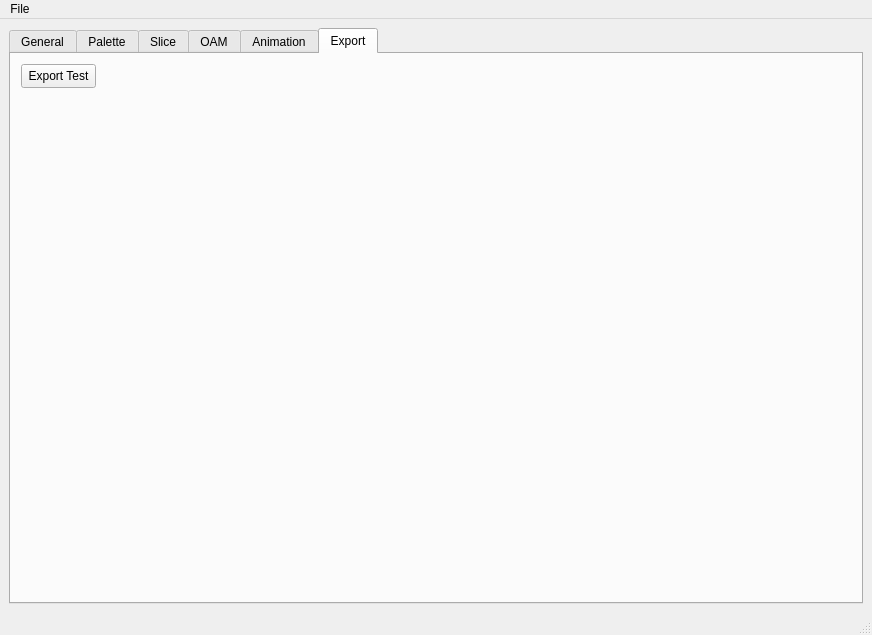
Qt form FamiAnimator/mainwindow.ui (evgenykzz2/FamiTool) before a commit.
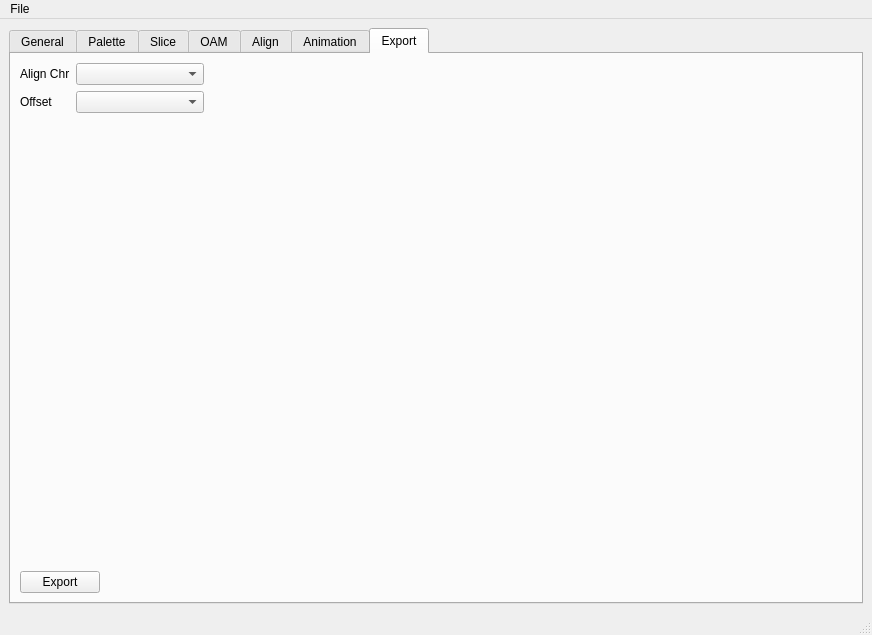
The same form after that commit. The open tabs and pages were chosen to show the change. Icons and pictures are not drawn.

Patch:
```diff
--- a/FamiAnimator/mainwindow.ui
+++ b/FamiAnimator/mainwindow.ui
@@ -1091,6 +1091,84 @@
         </item>
        </layout>
       </widget>
+      <widget class="QWidget" name="tab_align">
+       <attribute name="title">
+        <string>Align</string>
+       </attribute>
+       <layout class="QHBoxLayout" name="horizontalLayout_18" stretch="3,1">
+        <item>
+         <widget class="QScrollArea" name="scrollArea_Align">
+          <property name="widgetResizable">
+           <bool>true</bool>
+          </property>
+          <widget class="QWidget" name="scrollAreaWidgetContents_5">
+           <property name="geometry">
+            <rect>
+             <x>0</x>
+             <y>0</y>
+             <width>616</width>
+             <height>525</height>
+            </rect>
+           </property>
+          </widget>
+         </widget>
+        </item>
+        <item>
+         <layout class="QVBoxLayout" name="verticalLayout_6">
+          <item>
+           <widget class="QComboBox" name="comboBox_align_slice"/>
+          </item>
+          <item>
+           <widget class="Line" name="line_15">
+            <property name="orientation">
+             <enum>Qt::Horizontal</enum>
+            </property>
+           </widget>
+          </item>
+          <item>
+           <layout class="QGridLayout" name="gridLayout_3">
+            <property name="topMargin">
+             <number>0</number>
+            </property>
+            <item row="0" column="0">
+             <widget class="QLabel" name="label_16">
+              <property name="text">
+               <string>DX:</string>
+              </property>
+             </widget>
+            </item>
+            <item row="0" column="1">
+             <widget class="QLineEdit" name="edit_align_dx"/>
+            </item>
+            <item row="1" column="0">
+             <widget class="QLabel" name="label_24">
+              <property name="text">
+               <string>DY:</string>
+              </property>
+             </widget>
+            </item>
+            <item row="1" column="1">
+             <widget class="QLineEdit" name="edit_align_dy"/>
+            </item>
+           </layout>
+          </item>
+          <item>
+           <spacer name="verticalSpacer_6">
+            <property name="orientation">
+             <enum>Qt::Vertical</enum>
+            </property>
+            <property name="sizeHint" stdset="0">
+             <size>
+              <width>20</width>
+              <height>40</height>
+             </size>
+            </property>
+           </spacer>
+          </item>
+         </layout>
+        </item>
+       </layout>
+      </widget>
       <widget class="QWidget" name="tab_Animation">
        <attribute name="title">
         <string>Animation</string>
@@ -1407,19 +1485,92 @@
        <attribute name="title">
         <string>Export</string>
        </attribute>
-       <widget class="QPushButton" name="pushButton_export_test">
-        <property name="geometry">
-         <rect>
-          <x>10</x>
-          <y>10</y>
-          <width>75</width>
-          <height>24</height>
-         </rect>
-        </property>
-        <property name="text">
-         <string>Export Test</string>
-        </property>
-       </widget>
+       <layout class="QVBoxLayout" name="verticalLayout_7">
+        <item>
+         <layout class="QGridLayout" name="gridLayout_4">
+          <item row="0" column="0">
+           <widget class="QLabel" name="label_25">
+            <property name="text">
+             <string>Align Chr</string>
+            </property>
+           </widget>
+          </item>
+          <item row="0" column="1">
+           <widget class="QComboBox" name="combo_export_align_chr">
+            <property name="minimumSize">
+             <size>
+              <width>128</width>
+              <height>0</height>
+             </size>
+            </property>
+           </widget>
+          </item>
+          <item row="1" column="0">
+           <widget class="QLabel" name="label_26">
+            <property name="text">
+             <string>Offset</string>
+            </property>
+           </widget>
+          </item>
+          <item row="1" column="1">
+           <widget class="QComboBox" name="combo_export_offset"/>
+          </item>
+          <item row="0" column="2">
+           <spacer name="horizontalSpacer_9">
+            <property name="orientation">
+             <enum>Qt::Horizontal</enum>
+            </property>
+            <property name="sizeHint" stdset="0">
+             <size>
+              <width>40</width>
+              <height>20</height>
+             </size>
+            </property>
+           </spacer>
+          </item>
+         </layout>
+        </item>
+        <item>
+         <spacer name="verticalSpacer_7">
+          <property name="orientation">
+           <enum>Qt::Vertical</enum>
+          </property>
+          <property name="sizeHint" stdset="0">
+           <size>
+            <width>20</width>
+            <height>40</height>
+           </size>
+          </property>
+         </spacer>
+        </item>
+        <item>
+         <layout class="QHBoxLayout" name="horizontalLayout_19">
+          <property name="topMargin">
+           <number>0</number>
+          </property>
+          <item>
+           <widget class="QPushButton" name="btn_export">
+            <property name="text">
+             <string>Export</string>
+            </property>
+           </widget>
+          </item>
+          <item>
+           <spacer name="horizontalSpacer_10">
+            <property name="orientation">
+             <enum>Qt::Horizontal</enum>
+            </property>
+            <property name="sizeHint" stdset="0">
+             <size>
+              <width>40</width>
+              <height>20</height>
+             </size>
+            </property>
+           </spacer>
+          </item>
+         </layout>
+        </item>
+       </layout>
       </widget>
      </widget>
     </item>
```
Left out of the diff: 9 changed lines with no effect on the pictures.
